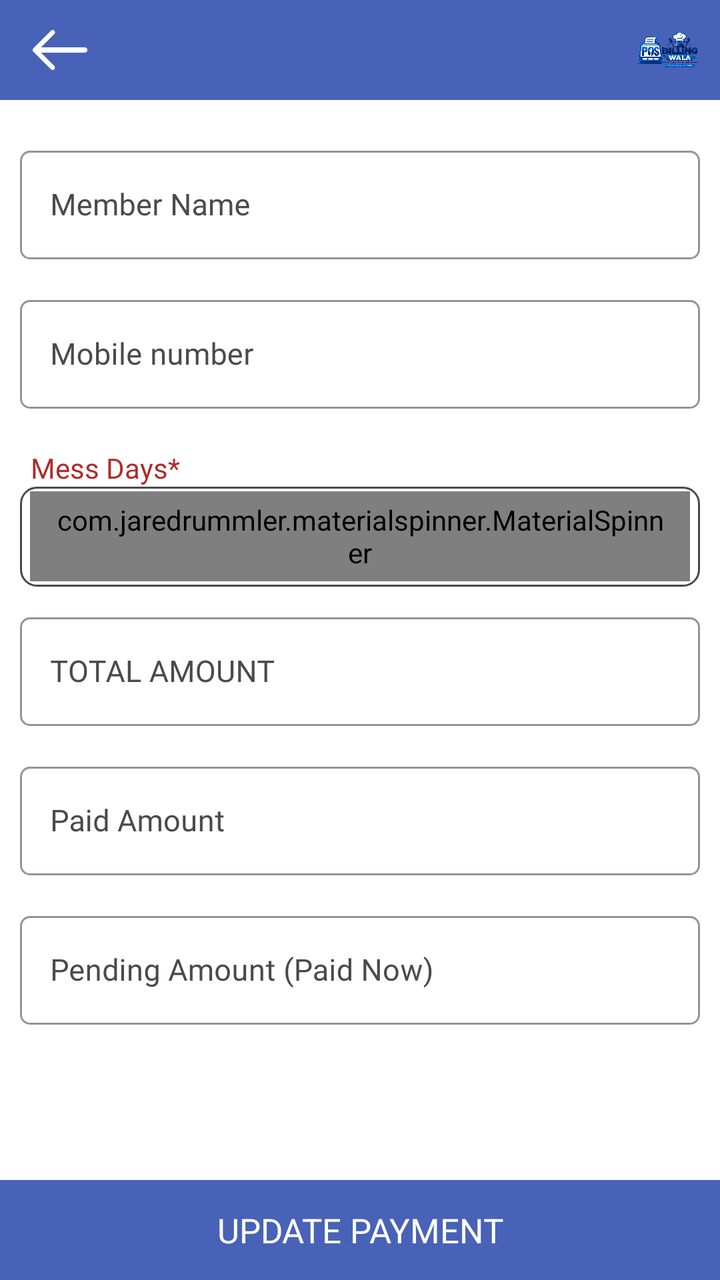
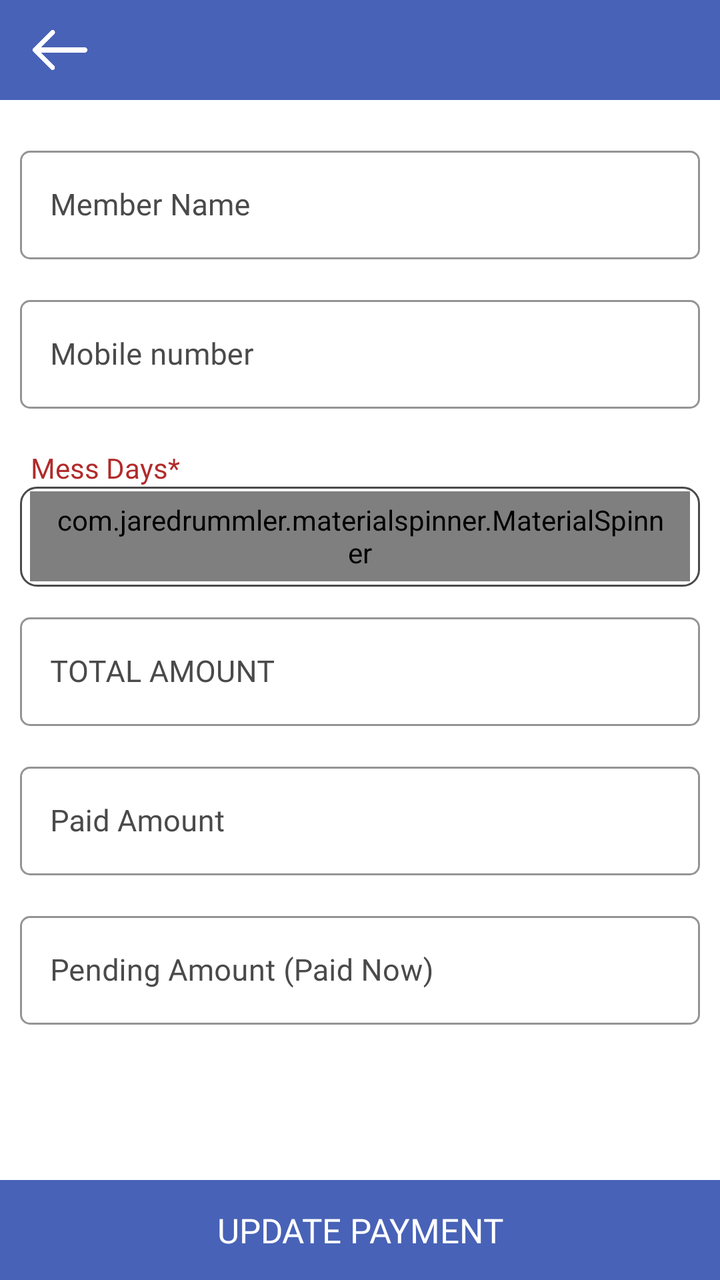

Before-and-after screenshots of an Android layout around one commit, followed by the original layout XML and the change that was made.
<!-- AndroidManifest.xml: application theme AppTheme -->
<!-- res/layout/fragment_update_mess_payment.xml -->
<?xml version="1.0" encoding="utf-8"?>
<RelativeLayout xmlns:android="http://schemas.android.com/apk/res/android"
    xmlns:app="http://schemas.android.com/apk/res-auto"
    xmlns:tools="http://schemas.android.com/tools"
    android:layout_width="match_parent"
    android:layout_height="match_parent"
    tools:context=".Fragment.AddProduct">

    <com.google.android.material.appbar.AppBarLayout
        android:id="@+id/appBarLayout"
        android:layout_width="match_parent"
        android:layout_height="50dp"
        android:layout_alignParentTop="true">

        <RelativeLayout
            android:layout_width="match_parent"
            android:layout_height="match_parent">

            <ImageView
                android:id="@+id/backToMess"
                android:layout_width="30dp"
                android:layout_height="30dp"
                android:layout_alignParentStart="true"
                android:layout_centerInParent="true"
                android:layout_gravity="center"
                android:layout_marginStart="15dp"
                android:src="@drawable/back"
                app:tint="@color/white" />

        
            <include layout="@layout/include_app_toolbar_logo" />
</RelativeLayout>

    </com.google.android.material.appbar.AppBarLayout>

    <androidx.core.widget.NestedScrollView
        android:layout_width="match_parent"
        android:layout_height="match_parent"
        android:layout_above="@+id/updatePayment"
        android:layout_below="@id/appBarLayout">

        <LinearLayout
            android:layout_width="match_parent"
            android:layout_height="match_parent"
            android:orientation="vertical"
            android:padding="10dp">

            <com.google.android.material.textfield.TextInputLayout
                android:id="@+id/memberNameLayout"
                style="@style/Widget.MaterialComponents.TextInputLayout.OutlinedBox"
                android:layout_width="match_parent"
                android:layout_height="wrap_content"
                android:layout_gravity="center"
                android:layout_marginTop="10dp"
                android:layout_marginBottom="5dp"
                android:gravity="center"
                android:textColorHint="@color/light_black"
                app:boxCornerRadiusBottomEnd="5dp"
                app:boxCornerRadiusBottomStart="5dp"
                app:boxCornerRadiusTopEnd="5dp"
                app:boxCornerRadiusTopStart="5dp"
                app:boxStrokeColor="@color/light_black">

                <com.google.android.material.textfield.TextInputEditText
                    android:id="@+id/memberName"
                    android:layout_width="match_parent"
                    android:layout_height="wrap_content"
                    android:digits="abcdefghijklmnopqrstuvwxyzABCDEFGHIJKLMNOPQRSTUVWXYZ "
                    android:enabled="false"
                    android:fontFamily="@font/poppinsregular"
                    android:hint="@string/ui_member_name"
                    android:imeOptions="actionNext"
                    android:inputType="textCapWords"
                    android:paddingStart="15dp"
                    android:paddingEnd="10dp"
                    android:singleLine="true"
                    android:textColor="@color/black"
                    android:textColorHint="@color/light_black"
                    android:textSize="15dp" />

            </com.google.android.material.textfield.TextInputLayout>

            <com.google.android.material.textfield.TextInputLayout
                android:id="@+id/memberMobileNumberLayout"
                style="@style/Widget.MaterialComponents.TextInputLayout.OutlinedBox"
                android:layout_width="match_parent"
                android:layout_height="wrap_content"
                android:layout_gravity="center"
                android:layout_marginTop="10dp"
                android:layout_marginBottom="5dp"
                android:gravity="center"
                android:textColorHint="@color/light_black"
                app:boxCornerRadiusBottomEnd="5dp"
                app:boxCornerRadiusBottomStart="5dp"
                app:boxCornerRadiusTopEnd="5dp"
                app:boxCornerRadiusTopStart="5dp"
                app:boxStrokeColor="@color/light_black">

                <com.google.android.material.textfield.TextInputEditText
                    android:id="@+id/memberMobileNumber"
                    android:layout_width="match_parent"
                    android:layout_height="wrap_content"
                    android:digits="0123456789"
                    android:enabled="false"
                    android:fontFamily="@font/poppinsregular"
                    android:hint="@string/trial_signup_contact"
                    android:imeOptions="actionNext"
                    android:inputType="numberDecimal"
                    android:paddingStart="15dp"
                    android:paddingEnd="10dp"
                    android:singleLine="true"
                    android:textColor="@color/black"
                    android:textColorHint="@color/light_black"
                    android:textSize="15dp" />

            </com.google.android.material.textfield.TextInputLayout>

            <TextView
                android:layout_width="wrap_content"
                android:layout_height="wrap_content"
                android:layout_gravity="center|start"
                android:layout_marginStart="5dp"
                android:layout_marginTop="15dp"
                android:fontFamily="@font/poppinsregular"
                android:gravity="center"
                android:text="@string/ui_mess_days"
                android:textColor="@color/textcolor" />

            <LinearLayout
                android:layout_width="match_parent"
                android:layout_height="50dp"
                android:background="@drawable/button_rounded_border"
                android:orientation="horizontal">

                <com.jaredrummler.materialspinner.MaterialSpinner
                    android:id="@+id/messDaySpinner"
                    android:layout_width="match_parent"
                    android:layout_height="45dp"
                    android:layout_gravity="center"
                    android:layout_margin="5dp"
                    android:fontFamily="@font/poppinsregular"
                    android:gravity="center|start"
                    android:paddingStart="10dp"
                    android:paddingEnd="10dp"
                    android:textColor="@color/black"
                    android:textSize="15dp"
                    app:ms_hint="Select Days" />

            </LinearLayout>

            <com.google.android.material.textfield.TextInputLayout
                android:id="@+id/messAmountLayout"
                style="@style/Widget.MaterialComponents.TextInputLayout.OutlinedBox"
                android:layout_width="match_parent"
                android:layout_height="wrap_content"
                android:layout_gravity="center"
                android:layout_marginTop="10dp"
                android:layout_marginBottom="5dp"
                android:gravity="center"
                android:textColorHint="@color/light_black"
                app:boxCornerRadiusBottomEnd="5dp"
                app:boxCornerRadiusBottomStart="5dp"
                app:boxCornerRadiusTopEnd="5dp"
                app:boxCornerRadiusTopStart="5dp"
                app:boxStrokeColor="@color/light_black">

                <com.google.android.material.textfield.TextInputEditText
                    android:id="@+id/messAmount"
                    android:layout_width="match_parent"
                    android:layout_height="wrap_content"
                    android:digits="0123456789"
                    android:enabled="false"
                    android:fontFamily="@font/poppinsregular"
                    android:hint="@string/ui_total_amount"
                    android:imeOptions="actionNext"
                    android:inputType="numberDecimal"
                    android:paddingStart="15dp"
                    android:paddingEnd="10dp"
                    android:singleLine="true"
                    android:textColor="@color/black"
                    android:textColorHint="@color/light_black"
                    android:textSize="15dp" />

            </com.google.android.material.textfield.TextInputLayout>

            <com.google.android.material.textfield.TextInputLayout
                android:id="@+id/messPaidAmountLayout"
                style="@style/Widget.MaterialComponents.TextInputLayout.OutlinedBox"
                android:layout_width="match_parent"
                android:layout_height="wrap_content"
                android:layout_gravity="center"
                android:layout_marginTop="10dp"
                android:layout_marginBottom="5dp"
                android:gravity="center"
                android:textColorHint="@color/light_black"
                app:boxCornerRadiusBottomEnd="5dp"
                app:boxCornerRadiusBottomStart="5dp"
                app:boxCornerRadiusTopEnd="5dp"
                app:boxCornerRadiusTopStart="5dp"
                app:boxStrokeColor="@color/light_black">

                <com.google.android.material.textfield.TextInputEditText
                    android:id="@+id/messPaidAmount"
                    android:layout_width="match_parent"
                    android:layout_height="wrap_content"
                    android:digits="0123456789"
                    android:enabled="false"
                    android:fontFamily="@font/poppinsregular"
                    android:hint="@string/ui_paid_amount"
                    android:imeOptions="actionNext"
                    android:inputType="numberDecimal"
                    android:paddingStart="15dp"
                    android:paddingEnd="10dp"
                    android:singleLine="true"
                    android:textColor="@color/black"
                    android:textColorHint="@color/light_black"
                    android:textSize="15dp" />

            </com.google.android.material.textfield.TextInputLayout>

            <com.google.android.material.textfield.TextInputLayout
                android:id="@+id/messPendingAmountLayout"
                style="@style/Widget.MaterialComponents.TextInputLayout.OutlinedBox"
                android:layout_width="match_parent"
                android:layout_height="wrap_content"
                android:layout_gravity="center"
                android:layout_marginTop="10dp"
                android:layout_marginBottom="5dp"
                android:gravity="center"
                android:textColorHint="@color/light_black"
                app:boxCornerRadiusBottomEnd="5dp"
                app:boxCornerRadiusBottomStart="5dp"
                app:boxCornerRadiusTopEnd="5dp"
                app:boxCornerRadiusTopStart="5dp"
                app:boxStrokeColor="@color/light_black">

                <com.google.android.material.textfield.TextInputEditText
                    android:id="@+id/messPendingAmount"
                    android:layout_width="match_parent"
                    android:layout_height="wrap_content"
                    android:digits="0123456789"
                    android:fontFamily="@font/poppinsregular"
                    android:hint="@string/ui_pending_amount_paid_now"
                    android:imeOptions="actionDone"
                    android:inputType="numberDecimal"
                    android:paddingStart="15dp"
                    android:paddingEnd="10dp"
                    android:singleLine="true"
                    android:textColor="@color/black"
                    android:textColorHint="@color/light_black"
                    android:textSize="15dp" />

            </com.google.android.material.textfield.TextInputLayout>

        </LinearLayout>

    </androidx.core.widget.NestedScrollView>

    <TextView
        android:id="@+id/updatePayment"
        android:layout_width="match_parent"
        android:layout_height="50dp"
        android:layout_alignParentBottom="true"
        android:layout_gravity="center"
        android:background="@color/colorPrimary"
        android:fontFamily="@font/poppinsmedium"
        android:gravity="center"
        android:text="@string/ui_update_payment"
        android:textAllCaps="true"
        android:textColor="@color/white"
        android:textSize="17dp" />

</RelativeLayout>
<!-- res/layout/include_app_toolbar_logo.xml (included above) -->
<?xml version="1.0" encoding="utf-8"?>
<ImageView xmlns:android="http://schemas.android.com/apk/res/android"
    android:id="@+id/appBrandLogo"
    android:layout_width="32dp"
    android:layout_height="32dp"
    android:layout_alignParentEnd="true"
    android:layout_centerVertical="true"
    android:layout_marginEnd="10dp"
    android:contentDescription="@string/app_name"
    android:scaleType="fitCenter"
    android:src="@drawable/app_logo" />
<!-- resources referenced by this layout -->
<resources>
  <color name="black">#000</color>
  <color name="colorPrimary">#4862b7</color>
  <color name="light_black">#4a4a4a</color>
  <color name="textcolor">#b12b2a</color>
  <color name="white">#fff</color>
  <!-- drawable app_logo: png bitmap (drawable, 586552 bytes) -->
  <!-- drawable back: png bitmap (drawable, 3507 bytes) -->
  <!-- drawable button_rounded_border (drawable) -->
  <?xml version="1.0" encoding="utf-8"?>
  <shape xmlns:android="http://schemas.android.com/apk/res/android">
      <stroke
          android:width="1dp"
          android:color="@color/light_black" />
  
      <corners android:radius="8dp" />
  
  </shape>
  <string name="app_name">Billingwala</string>
  <string name="trial_signup_contact">Mobile number</string>
  <string name="ui_member_name">Member Name</string>
  <string name="ui_mess_days">Mess Days*</string>
  <string name="ui_paid_amount">Paid Amount</string>
  <string name="ui_pending_amount_paid_now">Pending Amount (Paid Now)</string>
  <string name="ui_total_amount">TOTAL AMOUNT</string>
  <string name="ui_update_payment">Update Payment</string>
  <style name="AppTheme" parent="Theme.MaterialComponents.Light.NoActionBar">
          
          <item name="colorPrimary">@color/colorPrimary</item>
          <item name="colorPrimaryDark">@color/colorPrimary</item>
          <item name="colorAccent">@color/colorAccent</item>
          <item name="android:windowIsTranslucent">true</item>
          <item name="windowNoTitle">true</item>
          <item name="windowActionBar">false</item>
  
      </style>
  <color name="colorAccent">#000</color>
</resources>

<!-- the commit's change to res/layout/fragment_update_mess_payment.xml (unified diff, before → after) -->
@@ -26,9 +26,6 @@
                 android:layout_marginStart="15dp"
                 android:src="@drawable/back"
                 app:tint="@color/white" />
-
-        
-            <include layout="@layout/include_app_toolbar_logo" />
 </RelativeLayout>
 
     </com.google.android.material.appbar.AppBarLayout>
@@ -271,15 +268,3 @@
         android:textSize="17dp" />
 
 </RelativeLayout>
-<!-- res/layout/include_app_toolbar_logo.xml (included above) -->
-<?xml version="1.0" encoding="utf-8"?>
-<ImageView xmlns:android="http://schemas.android.com/apk/res/android"
-    android:id="@+id/appBrandLogo"
-    android:layout_width="32dp"
-    android:layout_height="32dp"
-    android:layout_alignParentEnd="true"
-    android:layout_centerVertical="true"
-    android:layout_marginEnd="10dp"
-    android:contentDescription="@string/app_name"
-    android:scaleType="fitCenter"
-    android:src="@drawable/app_logo" />
<!-- resource entries referenced after the edit -->
@@ -5,7 +5,6 @@
   <color name="light_black">#4a4a4a</color>
   <color name="textcolor">#b12b2a</color>
   <color name="white">#fff</color>
-  <!-- drawable app_logo: png bitmap (drawable, 586552 bytes) -->
   <!-- drawable back: png bitmap (drawable, 3507 bytes) -->
   <!-- drawable button_rounded_border (drawable) -->
   <?xml version="1.0" encoding="utf-8"?>
@@ -17,7 +16,6 @@
       <corners android:radius="8dp" />
   
   </shape>
-  <string name="app_name">Billingwala</string>
   <string name="trial_signup_contact">Mobile number</string>
   <string name="ui_member_name">Member Name</string>
   <string name="ui_mess_days">Mess Days*</string>
